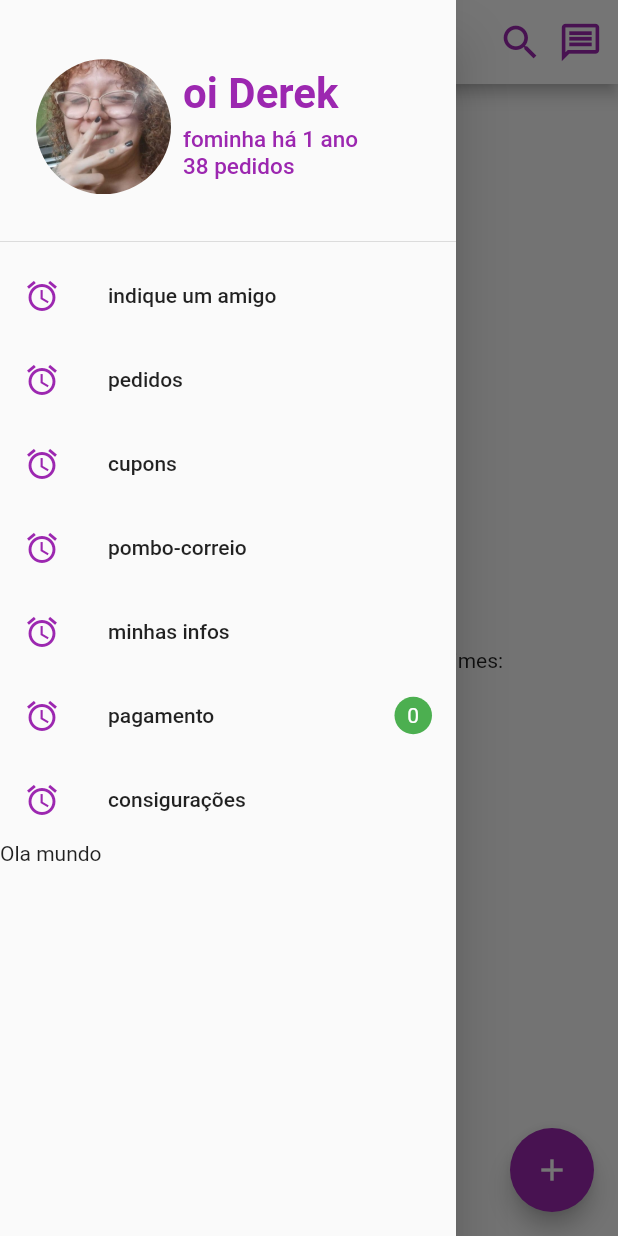
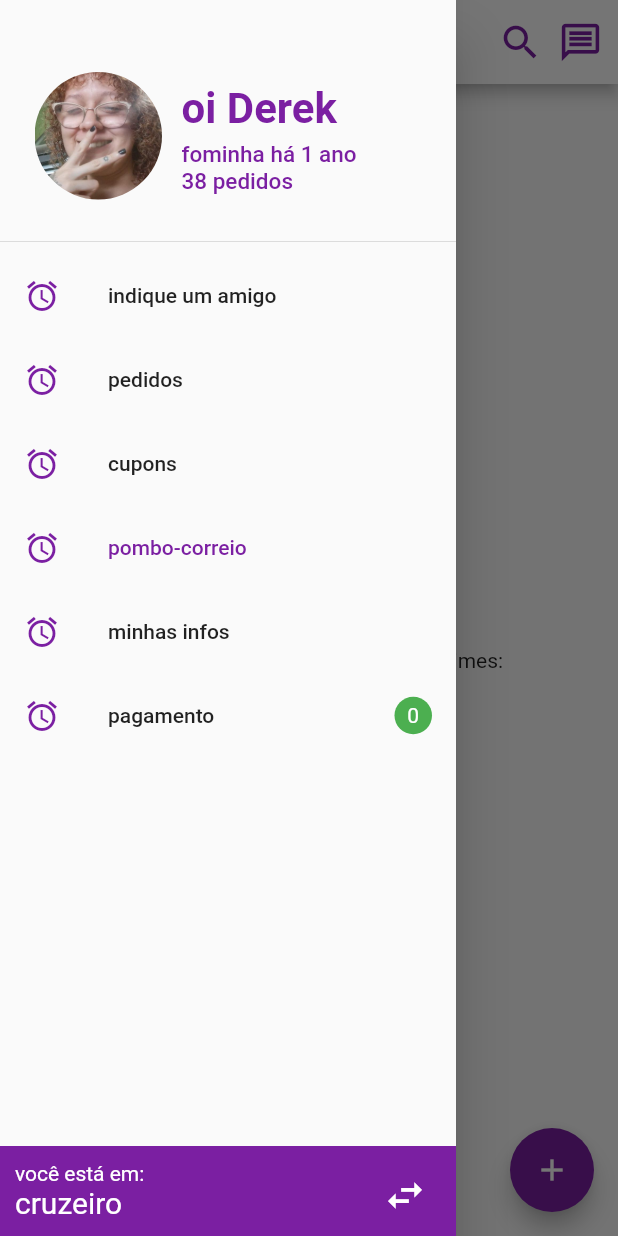
Before and after one commit to derek-alves/Flutter, a Flutter app: the screen it shows after launch, with the side drawer open, on a phone screen of 412 x 824 dp. Run offline on Flutter 3.47's test engine with Material 2 defaults, Android fonts, the light colour scheme and no system bars.

Commit message:
Drawer done

```diff
--- a/clone_aiqfome/lib/components/drawer.dart
+++ b/clone_aiqfome/lib/components/drawer.dart
@@ -4,17 +4,18 @@ class MainDrawer extends StatelessWidget {
   @override
   Widget build(BuildContext context) {
     return Drawer(
-      child: ListView(
+      child: Column(
+        children: [
+          DrawerHeader(
+            padding: EdgeInsets.fromLTRB(15, 15, 15, 20),
+            child: Container(
+              child: Row(
+                mainAxisAlignment: MainAxisAlignment.start,
+                crossAxisAlignment: CrossAxisAlignment.end,
                 children: [
                   Container(
-            child: DrawerHeader(
-              child: Row(
-                mainAxisAlignment: MainAxisAlignment.start,
-                crossAxisAlignment: CrossAxisAlignment.center,
-                children: [
-                  Container(
-                    height: 90,
-                    width: 90,
+                    height: 85,
+                    width: 85,
                     margin: EdgeInsets.all(8),
                     decoration: BoxDecoration(
                       borderRadius: BorderRadius.circular(50),
@@ -35,7 +36,8 @@ class MainDrawer extends StatelessWidget {
                     ),
                   ),
                   Container(
-                    margin: EdgeInsets.fromLTRB(0, 30, 0, 0),
+                    margin: EdgeInsets.fromLTRB(5, 30, 0, 0),
+                    height: 85,
                     child: Column(
                       crossAxisAlignment: CrossAxisAlignment.start,
                       children: [
@@ -70,6 +72,9 @@ class MainDrawer extends StatelessWidget {
               ),
             ),
           ),
+          Expanded(
+            child: ListView(
+              children: [
                 ListTile(
                   leading: Icon(
                     Icons.access_alarm_outlined,
@@ -96,7 +101,12 @@ class MainDrawer extends StatelessWidget {
                     Icons.access_alarm_outlined,
                     color: Theme.of(context).accentColor,
                   ),
-            title: Text('pombo-correio'),
+                  title: Text(
+                    'pombo-correio',
+                    style: TextStyle(
+                      color: Theme.of(context).accentColor,
+                    ),
+                  ),
                 ),
                 ListTile(
                   leading: Icon(
@@ -125,21 +135,45 @@ class MainDrawer extends StatelessWidget {
                     ),
                   ),
                 ),
-          ListTile(
-            leading: Icon(
-              Icons.access_alarm_outlined,
-              color: Theme.of(context).accentColor,
-            ),
-            title: Text('consigurações'),
-          ),
-          Expanded(
-            child: Align(
-              alignment: Alignment.bottomCenter,
-              child: Row(
-                children: [Text("Ola mundo")],
+              ],
             ),
           ),
+          Container(
+            alignment: Alignment.bottomCenter,
+            padding: EdgeInsets.all(10),
+            color: Theme.of(context).accentColor,
+            height: 60,
+            child: Row(
+              mainAxisAlignment: MainAxisAlignment.spaceBetween,
+              children: [
+                Column(
+                  crossAxisAlignment: CrossAxisAlignment.start,
+                  children: [
+                    Text(
+                      'você está em:',
+                      style: TextStyle(color: Theme.of(context).primaryColor),
+                    ),
+                    Text(
+                      'cruzeiro',
+                      textAlign: TextAlign.start,
+                      style: TextStyle(
+                        color: Theme.of(context).primaryColor,
+                        fontSize: 20,
+                      ),
+                    ),
+                  ],
+                ),
+                IconButton(
+                  icon: Icon(
+                    Icons.swap_horiz_outlined,
+                    color: Theme.of(context).primaryColor,
+                    size: 30,
+                  ),
+                  onPressed: () {},
                 )
+              ],
+            ),
+          ),
         ],
       ),
     );
--- a/clone_aiqfome/lib/main.dart
+++ b/clone_aiqfome/lib/main.dart
@@ -29,7 +29,7 @@ class MyApp extends StatelessWidget {
       theme: ThemeData(
         primarySwatch: white,
         // canvasColor: Colors.grey[100],
-        accentColor: Colors.purple,
+        accentColor: Colors.purple[700],
         visualDensity: VisualDensity.adaptivePlatformDensity,
       ),
       home: MyHomePage(),
```
Lines whose indentation alone changed are shown as unchanged.
